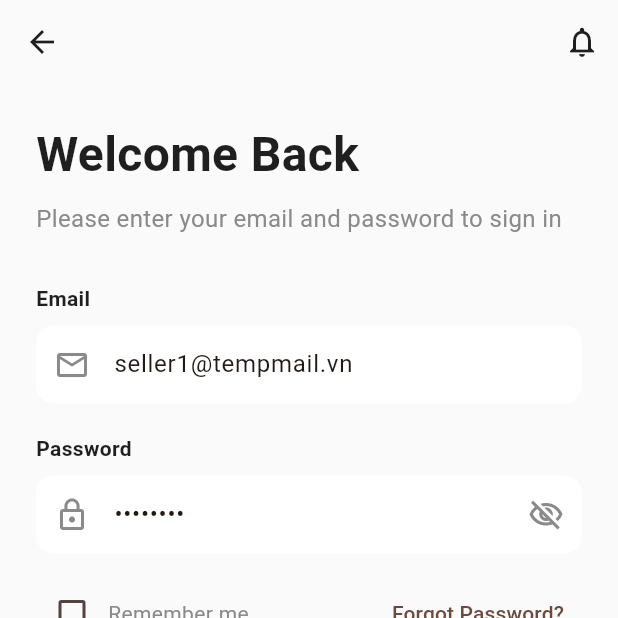
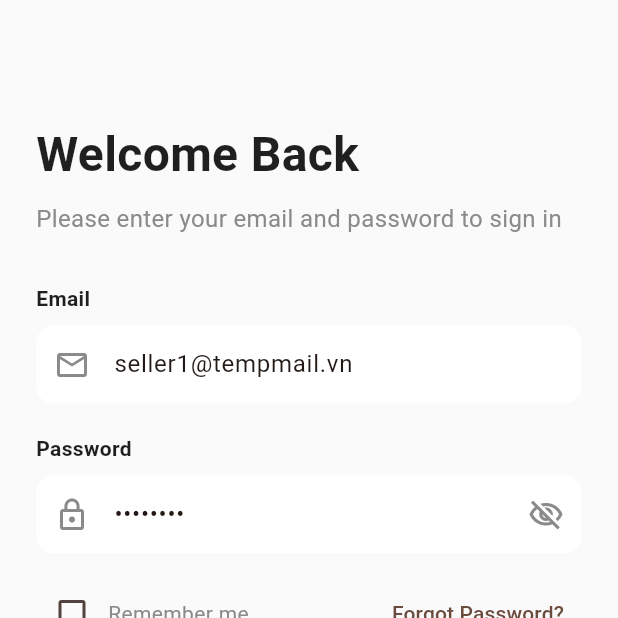
Before and after one commit to khoii1/Ecom_frontend, a Flutter app: the screen it shows after launch, after a tap on "Login with Email", on a phone screen of 412 x 824 dp, the top half of it. Run offline on Flutter 3.47's test engine with Material 3 defaults, Android fonts, the phone set to English and light mode, and no system bars; our stand-ins replace app_links, carousel_slider, dio, flutter_secure_storage, image_picker, pinput and 1 more; accounts and stored records are empty; network calls fail.

Commit message:
FE update

```diff
--- a/lib/providers/auth_provider.dart
+++ b/lib/providers/auth_provider.dart
@@ -45,35 +45,46 @@ class AuthProvider extends ChangeNotifier {
   Future<String?> login(String email, String password) async {
     try {
       print('Attempting login with Email: "$email", Password: "$password"');
-      // API response chỉ chứa access_token
+      // 1. GỌI API LOGIN
       final responseData = await _authService.login(email, password);
 
       final accessToken = responseData['access_token'];
 
-      // Chỉ kiểm tra access_token
       if (accessToken is String) {
         _accessToken = accessToken;
-
-        // Chỉ lưu access_token
         await _storageService.saveToken('access_token', accessToken);
 
-        // await _storageService.saveToken('refresh_token', refreshToken);
-
-        _currentUser = await _userService.getMyProfile();
-        _authStatus = AuthStatus.authenticated;
-        notifyListeners();
-        return null; // Đăng nhập thành công
+        // 2. THỬ LẤY PROFILE ĐỂ XÁC NHẬN TOKEN HỢP LỆ
+        try {
+          _currentUser = await _userService.getMyProfile();
+          _authStatus = AuthStatus.authenticated;
+          notifyListeners();
+          return null; // Đăng nhập thành công
+        } catch (e) {
+          // LỖI LẤY PROFILE: Xóa token và báo lỗi
+          print('Lỗi khi lấy profile sau đăng nhập: $e');
+          _authStatus = AuthStatus.unauthenticated;
+          _currentUser = null;
+          await _storageService.deleteAllTokens();
+          notifyListeners();
+          // Bắt lỗi 403 (Forbidden) ở đây nếu tài khoản chưa kích hoạt
+          if (e.toString().contains('403')) {
+            return 'Đăng nhập thành công, nhưng tài khoản chưa kích hoạt.';
+          }
+          return 'Đã đăng nhập nhưng không thể xác minh tài khoản (Token/Profile Error).';
+        }
       } else {
-        // Nếu API không trả về access_token như mong đợi
         throw Exception("API không trả về access_token hợp lệ.");
       }
     } catch (e) {
+      // XỬ LÝ LỖI GỌI API LOGIN
       _authStatus = AuthStatus.unauthenticated;
       _currentUser = null;
-      await _storageService.deleteAllTokens(); // Xóa hết token khi có lỗi
+      await _storageService.deleteAllTokens();
       notifyListeners();
-      if (e is Exception && e.toString().contains('Sai thông tin đăng nhập')) {
-        return 'Sai thông tin đăng nhập hoặc tài khoản chưa kích hoạt.';
+      if (e.toString().contains('Sai thông tin đăng nhập')) {
+        //
+        return 'Sai thông tin đăng nhập hoặc tài khoản chưa kích hoạt.'; //
       }
       return e.toString();
     }
--- a/lib/providers/cart_provider.dart
+++ b/lib/providers/cart_provider.dart
@@ -58,9 +58,8 @@ class CartProvider extends ChangeNotifier {
     }
 
     _status = CartStatus.loading;
-    _errorMessage = null; // Xóa lỗi cũ
-    // Gọi notifyListeners ngay lập tức để UI biết đang loading
-    // Không cần addPostFrameCallback ở đây vì nó ở đầu hàm async
+    _errorMessage = null;
+
     notifyListeners();
 
     try {
--- a/lib/screens/auth/login_screen.dart
+++ b/lib/screens/auth/login_screen.dart
@@ -15,49 +15,54 @@ class LoginScreen extends StatefulWidget {
 }
 
 class _LoginScreenState extends State<LoginScreen> {
+  // Đã cập nhật giá trị theo log bạn gửi
   final _emailController = TextEditingController(text: "seller1@tempmail.vn");
   final _passwordController = TextEditingController(text: "admin123");
   bool _isLoading = false;
   bool _obscurePassword = true;
   bool _rememberMe = false;
 
-  // --- HÀM ĐÃ ĐƯỢC CẬP NHẬT ĐỂ SỬA LỖI KHỰNG APP ---
+  // --- HÀM _login ĐÃ SỬA LỖI RÁCH THỜI GIAN (RACE CONDITION) ---
   Future<void> _login() async {
+    // 1. Chỉ bật spinner nếu widget còn tồn tại
+    if (!mounted) return;
     setState(() => _isLoading = true);
+
     final authProvider = context.read<AuthProvider>();
+    String? error; // Biến local để lưu lỗi
 
-    final error = await authProvider.login(
+    try {
+      // 2. Gọi hàm login
+      error = await authProvider.login(
         _emailController.text,
         _passwordController.text,
       );
-
+    } catch (e) {
+      // 3. Bắt lỗi không mong muốn (nếu có)
+      error = e.toString();
+    } finally {
+      // 4. KHỐI FINALLY: LUÔN CHẠY SAU TRY/CATCH/AWAIT
+      if (mounted) {
+        // Đặt _isLoading về false để giải phóng nút. BẮT BUỘC phải gọi
+        setState(() => _isLoading = false);
 
         if (error != null) {
-      if (mounted) {
-        setState(() => _isLoading = false);
+          // 5. Nếu có lỗi, hiển thị lỗi.
           ScaffoldMessenger.of(
             context,
-        ).showSnackBar(SnackBar(content: Text(error)));
+          ).showSnackBar(SnackBar(content: Text(error!)));
+        }
+        // Nếu thành công (error == null), AuthProvider đã chuyển trạng thái
+        // và AppWrapper sẽ tự động điều hướng.
       }
     }
-
   }
 
   @override
   Widget build(BuildContext context) {
     return Scaffold(
       backgroundColor: kBackgroundColor,
-      appBar: AppBar(
-        backgroundColor: kBackgroundColor,
-        elevation: 0,
-        leading: const BackButton(color: kTextColor),
-        actions: [
-          IconButton(
-            icon: const Icon(Icons.notifications_none, color: kTextColor),
-            onPressed: () {},
-          ),
-        ],
-      ),
+      appBar: AppBar(backgroundColor: kBackgroundColor, elevation: 0),
       body: SingleChildScrollView(
         padding: const EdgeInsets.all(kDefaultPadding * 1.5),
         child: Column(
@@ -143,7 +148,6 @@ class _LoginScreenState extends State<LoginScreen> {
               isLoading: _isLoading,
             ),
             const SizedBox(height: 32),
-            // ... (Phần Social Login và link Đăng ký) ...
             Row(
               mainAxisAlignment: MainAxisAlignment.center,
               children: [
--- a/lib/screens/cart/cart_screen.dart
+++ b/lib/screens/cart/cart_screen.dart
@@ -16,7 +16,7 @@ class CartScreen extends StatelessWidget {
 
   final NumberFormat currencyFormatter = NumberFormat.currency(
     locale: 'vi_VN',
-    symbol: '₫',
+    symbol: 'đ',
     decimalDigits: 0,
   );
 
--- a/lib/screens/search/search_screen.dart
+++ b/lib/screens/search/search_screen.dart
@@ -79,7 +79,7 @@ class _SearchScreenState extends State<SearchScreen> {
   // --- AppBar Tùy chỉnh với Search Bar ---
   AppBar _buildSearchBar(BuildContext context) {
     return AppBar(
-      backgroundColor: kBackgroundColor,
+      backgroundColor: kPrimaryColor,
       elevation: 1, // Shadow nhẹ
       shadowColor: Colors.black.withOpacity(0.1),
       automaticallyImplyLeading: false, // Ẩn nút back
--- a/lib/screens/seller/add_product_screen.dart
+++ b/lib/screens/seller/add_product_screen.dart
@@ -256,7 +256,7 @@ class _AddProductScreenState extends State<AddProductScreen> {
     return Scaffold(
       appBar: AppBar(
         title: const Text("Đăng sản phẩm mới"),
-        backgroundColor: Colors.white,
+        backgroundColor: kPrimaryColor,
         foregroundColor: kTextColor,
         elevation: 1,
         shadowColor: Colors.black.withOpacity(0.1),
```
Also changed, not shown: lib/screens/auth/register_screen.dart (+1 -11 lines), lib/screens/home/home_screen.dart (+18 -8 lines), lib/screens/payment/payment_result_screen.dart (+5 -7 lines), lib/screens/product/product_detail_screen.dart (+29 -6 lines). Lines whose indentation alone changed are shown as unchanged.
